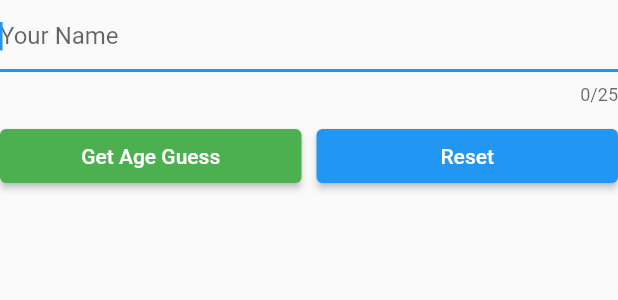
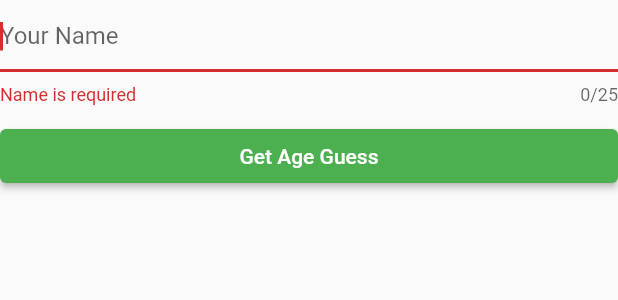
Before and after one commit to Tromp6/Bling_Application, a Flutter app: the AgeGuessForm widget shown alone on an empty page, opened directly, after a tap on "Get Age Guess", on a phone screen of 412 x 824 dp. Shown: the top 300 px of the screen. Run offline on Flutter 3.47's test engine with Material 2 defaults, Android fonts, the phone set to English and light mode, and no system bars; our stand-ins replace bloc, flutter_bloc, flutter_spinkit, form_field_validator, freezed_annotation, get_it; generated files the repository leaves out were written again.

Commit message:
fix: form validation bug

```diff
--- a/lib/age_guesser/presentation/bloc/events/age_guess_events.dart
+++ b/lib/age_guesser/presentation/bloc/events/age_guess_events.dart
@@ -10,5 +10,4 @@ part 'age_guess_events.freezed.dart';
 @freezed
 class AgeGuessEvent with _$AgeGuessEvent {
   const factory AgeGuessEvent.guessAge(String name) = GuessAge;
-  const factory AgeGuessEvent.reset() = Reset;
 }
--- a/lib/age_guesser/presentation/view/widgets/age_guess_form.dart
+++ b/lib/age_guesser/presentation/view/widgets/age_guess_form.dart
@@ -14,14 +14,16 @@ class AgeGuessForm extends StatefulWidget {
 }
 
 class _AgeGuessFormState extends State<AgeGuessForm> {
-  final controller = TextEditingController();
-  late String inputStr;
-
+  final _controller = TextEditingController();
+  late String _inputStr;
+  final _formKey = GlobalKey<FormState>();
   @override
   Widget build(BuildContext context) {
     return Column(
       children: <Widget>[
-        TextFormField(
+        Form(
+            key: _formKey,
+            child: TextFormField(
               validator: MultiValidator(
                 [
                   RequiredValidator(errorText: 'Name is required'),
@@ -29,7 +31,8 @@ class _AgeGuessFormState extends State<AgeGuessForm> {
                     2,
                     errorText: 'At least 2 characters required',
                   ),
-              MaxLengthValidator(25, errorText: 'No more than 25 characters'),
+                  MaxLengthValidator(25,
+                      errorText: 'No more than 25 characters'),
                 ],
               ),
               maxLength: 25,
@@ -41,12 +44,12 @@ class _AgeGuessFormState extends State<AgeGuessForm> {
               textCapitalization: TextCapitalization.words,
               decoration: InputDecoration(hintText: 'Your Name'),
               onChanged: (value) {
-            inputStr = value;
+                _inputStr = value;
               },
-          controller: controller,
+              controller: _controller,
               onEditingComplete: dispatchGuessAge,
               showCursor: true,
-        ),
+            )),
         const SizedBox(height: 10),
         Row(
           children: <Widget>[
@@ -59,13 +62,7 @@ class _AgeGuessFormState extends State<AgeGuessForm> {
                 child: const Text('Get Age Guess'),
               ),
             ),
-            SizedBox(width: 10),
-            Expanded(
-              child: ElevatedButton(
-                child: Text('Reset'),
-                onPressed: dispatchReset,
-              ),
-            ),
+
           ],
         )
       ],
@@ -73,12 +70,11 @@ class _AgeGuessFormState extends State<AgeGuessForm> {
   }
 
   void dispatchGuessAge() {
-    controller.clear();
-    BlocProvider.of<AgeGuessBloc>(context).add(GuessAge(inputStr));
+    if (_formKey.currentState!.validate()) {
+       _formKey.currentState!.reset();
+    BlocProvider.of<AgeGuessBloc>(context).add(GuessAge(_inputStr));
+    }
   }
 
-  void dispatchReset() {
-    controller.clear();
-    BlocProvider.of<AgeGuessBloc>(context).add(Reset());
+
 }
-}
```
Lines whose indentation alone changed are shown as unchanged.
